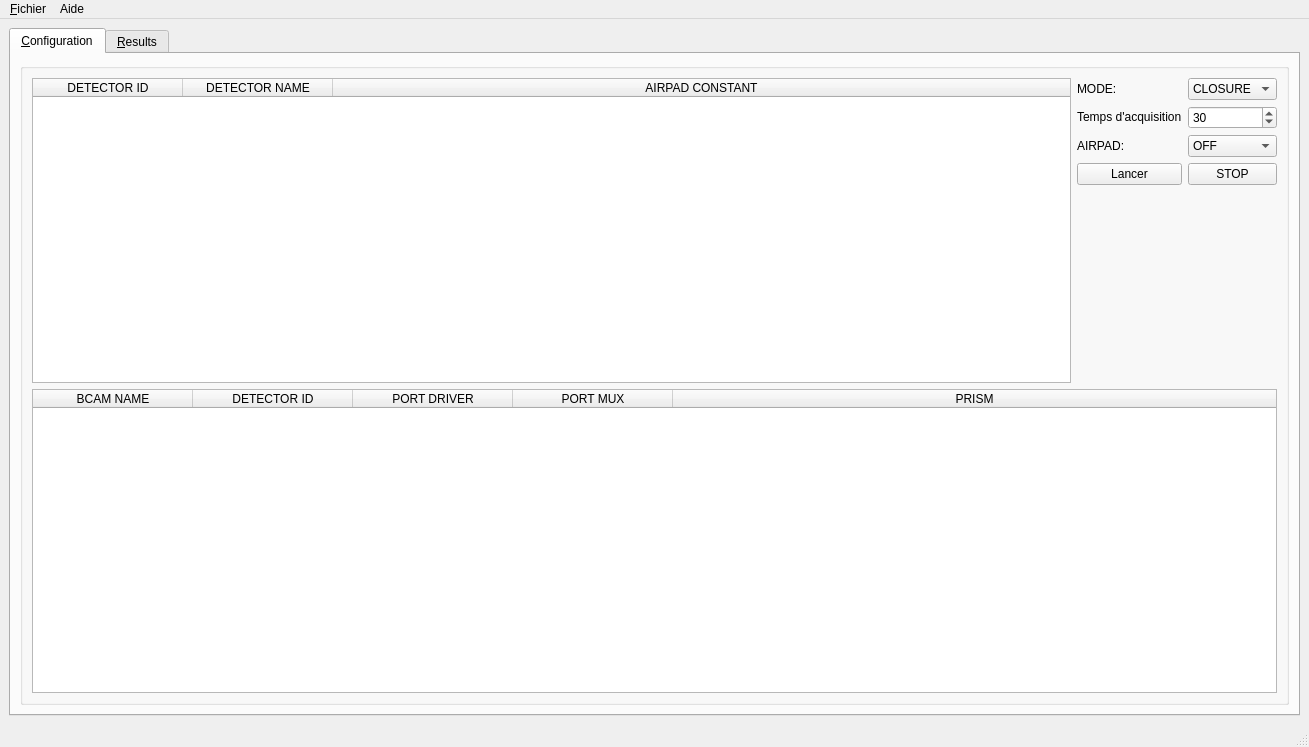
The window that ADEPO/ATLAS_BCAM.ui (CERN/atlas-adepo) describes before a commit, drawn with Qt 5.
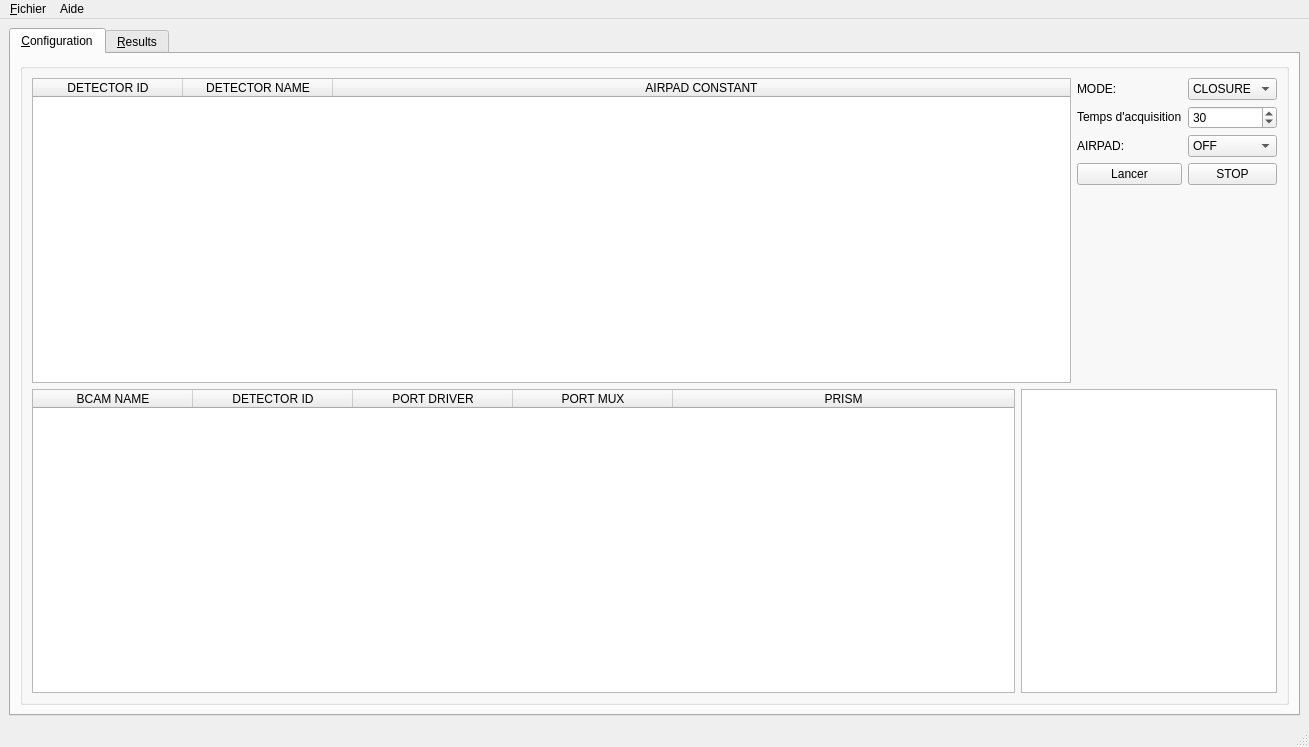
The same window after the commit. Icons and pictures are not drawn.

Diff of the .ui file:
```diff
--- a/ADEPO/ATLAS_BCAM.ui
+++ b/ADEPO/ATLAS_BCAM.ui
@@ -277,7 +277,7 @@
               </layout>
              </item>
              <item>
-              <layout class="QHBoxLayout" name="horizontalLayout_4" stretch="0">
+              <layout class="QHBoxLayout" name="horizontalLayout_4" stretch="0,0">
                <item>
                 <widget class="QTableWidget" name="tableWidget_liste_bcams">
                  <property name="sizePolicy">
@@ -379,6 +379,16 @@
                  </column>
                 </widget>
                </item>
+               <item>
+                <widget class="QGraphicsView" name="bcamImage">
+                 <property name="sizePolicy">
+                  <sizepolicy hsizetype="Preferred" vsizetype="Expanding">
+                   <horstretch>0</horstretch>
+                   <verstretch>0</verstretch>
+                  </sizepolicy>
+                 </property>
+                </widget>
+               </item>
               </layout>
              </item>
             </layout>
```
